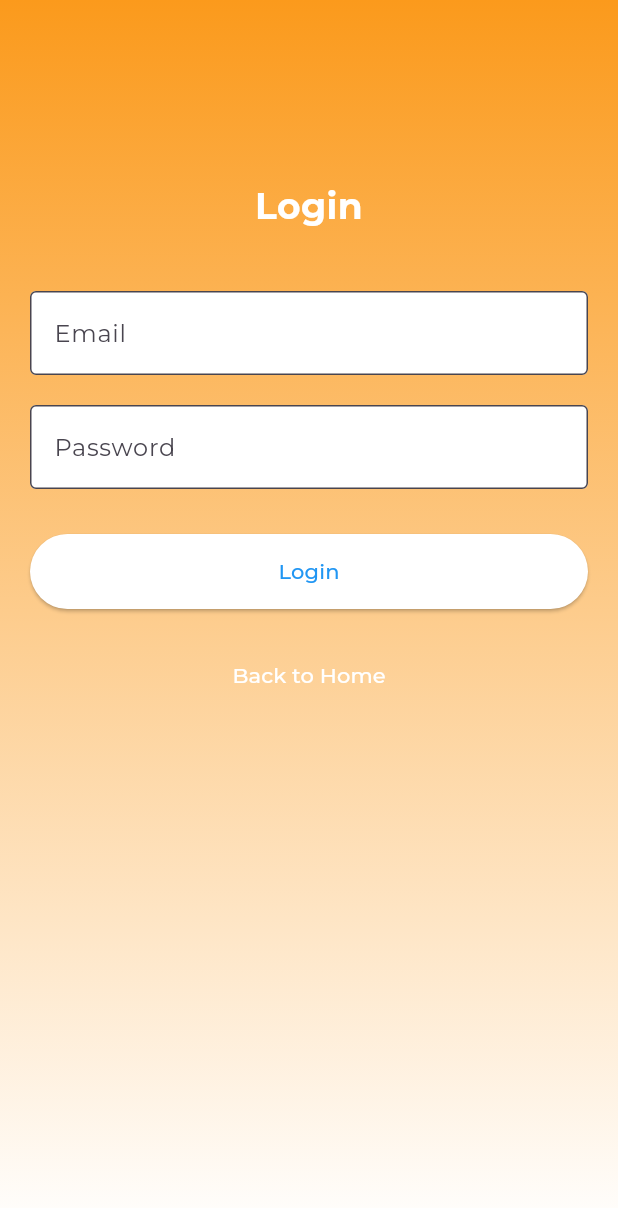
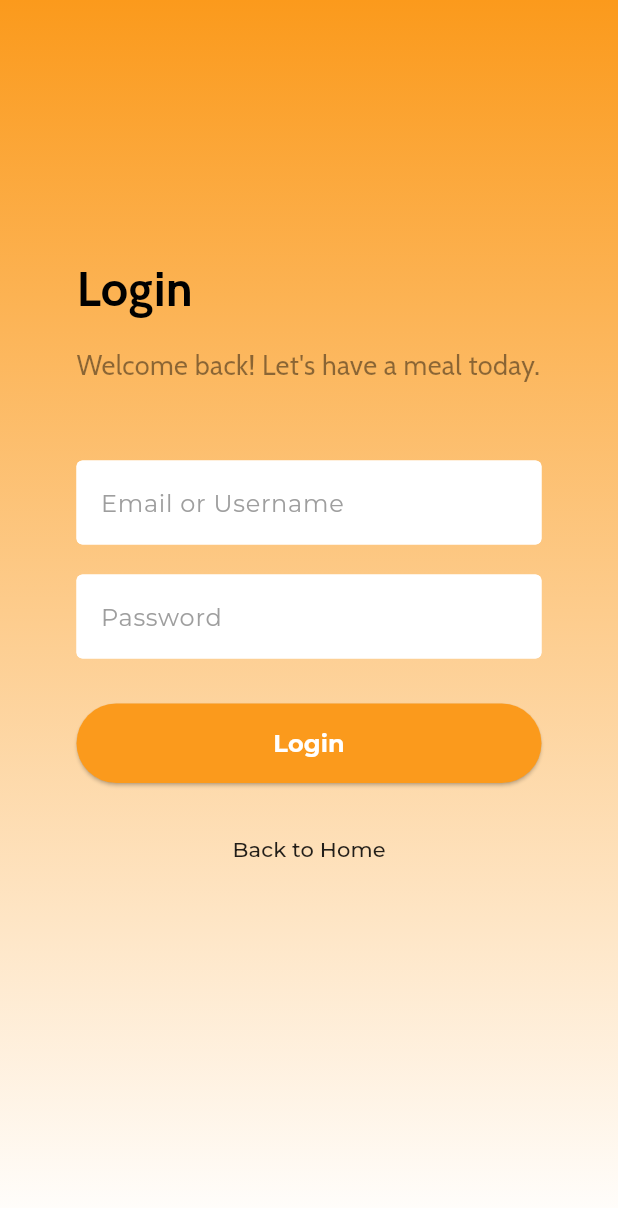
Before and after one commit to Cherrine/GinKaoYang, a Flutter app: the screen it shows after launch, after a tap on "Login", on a phone screen of 412 x 824 dp. Shown: the top 1208 px of the screen. Run offline on Flutter 3.47's test engine with Material 3 defaults, Android fonts, the phone set to English and light mode, and no system bars; drawn by our look-alikes of flutter_animate; our stand-ins replace google_fonts.

Commit message:
Update Login Page and Landing Page

```diff
--- a/ginkhaoyang/lib/components/input_textfield.dart
+++ b/ginkhaoyang/lib/components/input_textfield.dart
@@ -1,21 +1,26 @@
 import 'package:flutter/material.dart';
 
 class InputTextField extends StatelessWidget {
-  final controller;
+  final TextEditingController controller; // Ensure type is set for controller
   final String hintText;
   final bool obscureText;
+  final double? width; // Optional width parameter
 
   const InputTextField({
     super.key,
     required this.controller,
     required this.hintText,
     required this.obscureText,
+    this.width, // Add the optional width parameter
   });
 
   @override
   Widget build(BuildContext context) {
     return Padding(
-        padding: const EdgeInsets.symmetric(horizontal: 25.0),
+      padding: const EdgeInsets.symmetric(horizontal: 0),
+      child: Container(
+        width: width ??
+            double.infinity, // Use provided width or default to full width
         child: TextField(
           controller: controller,
           obscureText: obscureText,
@@ -29,7 +34,10 @@ class InputTextField extends StatelessWidget {
             fillColor: Colors.white,
             filled: true,
             hintText: hintText,
-              hintStyle: TextStyle(color: Colors.grey[500])),
-        ));
+            hintStyle: TextStyle(color: Colors.grey[500]),
+          ),
+        ),
+      ),
+    );
   }
 }
--- a/ginkhaoyang/lib/pages/landing_page.dart
+++ b/ginkhaoyang/lib/pages/landing_page.dart
@@ -4,6 +4,7 @@ import 'package:ginkhaoyang/components/register_button.dart';
 import 'package:flutter_animate/flutter_animate.dart';
 import 'package:ginkhaoyang/utils/fade_page_route.dart';
 import 'package:ginkhaoyang/pages/login_page.dart';
+import 'package:google_fonts/google_fonts.dart';
 
 class LandingPage extends StatelessWidget {
   const LandingPage({super.key});
@@ -46,10 +47,10 @@ class LandingPage extends StatelessWidget {
                       child: Column(
                         crossAxisAlignment: CrossAxisAlignment.start,
                         children: [
-                          const Text(
+                          Text(
                             'Welcome!',
-                            style: TextStyle(
-                              fontSize: 24,
+                            style: GoogleFonts.cabin(
+                              fontSize: 32,
                               fontWeight: FontWeight.bold,
                               color: Colors.black,
                             ),
@@ -58,10 +59,10 @@ class LandingPage extends StatelessWidget {
                               .fadeIn(duration: 500.ms, delay: 300.ms)
                               .moveY(begin: 50, end: 0),
                           const SizedBox(height: 15),
-                          const Text(
+                          Text(
                             'Satisfy your hunger with just a few taps. Sign in to get started!',
-                            style: TextStyle(
-                              fontSize: 16,
+                            style: GoogleFonts.cabin(
+                              fontSize: 18,
                               color: Colors.black54,
                             ),
                           )
--- a/ginkhaoyang/lib/pages/login_page.dart
+++ b/ginkhaoyang/lib/pages/login_page.dart
@@ -2,12 +2,20 @@ import 'package:flutter/material.dart';
 import 'package:flutter_animate/flutter_animate.dart';
 import 'package:ginkhaoyang/pages/landing_page.dart';
 import 'package:ginkhaoyang/utils/fade_page_route.dart';
+import 'package:ginkhaoyang/components/input_textfield.dart';
+import 'package:google_fonts/google_fonts.dart';
 
 class LoginPage extends StatelessWidget {
   const LoginPage({super.key});
 
   @override
   Widget build(BuildContext context) {
+    const double contentWidth = 350.0;
+
+    // Controllers for the input fields
+    final emailController = TextEditingController();
+    final passwordController = TextEditingController();
+
     return Scaffold(
       body: Center(
         child: Material(
@@ -23,40 +31,51 @@ class LoginPage extends StatelessWidget {
               ),
             ),
             child: SingleChildScrollView(
+              child: Center(
+                child: ConstrainedBox(
+                  constraints: const BoxConstraints(maxWidth: contentWidth),
                   child: Padding(
                     padding: const EdgeInsets.all(20.0),
                     child: Column(
                       mainAxisAlignment: MainAxisAlignment.center,
                       crossAxisAlignment: CrossAxisAlignment.stretch,
                       children: [
-                    const SizedBox(height: 100),
-                    const Text(
+                        const SizedBox(height: 150),
+                        Text(
                           'Login',
-                      style: TextStyle(
-                        fontSize: 24,
+                          style: GoogleFonts.cabin(
+                            // Custom font style for 'Login'
+                            fontSize: 32,
                             fontWeight: FontWeight.bold,
-                        color: Colors.white,
+                            color: Colors.black,
                           ),
-                      textAlign: TextAlign.center,
+                          textAlign: TextAlign.left,
+                        )
+                            .animate()
+                            .fadeIn(duration: 500.ms, delay: 300.ms)
+                            .moveX(begin: 50, end: 0),
+                        const SizedBox(height: 15),
+                        Text(
+                          'Welcome back! Let\'s have a meal today.',
+                          style: GoogleFonts.cabin(
+                            fontSize: 18,
+                            color: Colors.black45,
                           ),
-                    const SizedBox(height: 40),
-                    TextFormField(
-                      decoration: const InputDecoration(
-                        hintText: 'Email',
-                        filled: true,
-                        fillColor: Colors.white,
-                        border: OutlineInputBorder(),
-                      ),
+                        )
+                            .animate()
+                            .fadeIn(duration: 500.ms, delay: 300.ms)
+                            .moveX(begin: 50, end: 0),
+                        const SizedBox(height: 50),
+                        InputTextField(
+                          controller: emailController,
+                          hintText: 'Email or Username',
+                          obscureText: false,
                         ).animate().fadeIn(delay: 300.ms, duration: 500.ms),
                         const SizedBox(height: 20),
-                    TextFormField(
+                        InputTextField(
+                          controller: passwordController,
+                          hintText: 'Password',
                           obscureText: true,
-                      decoration: const InputDecoration(
-                        hintText: 'Password',
-                        filled: true,
-                        fillColor: Colors.white,
-                        border: OutlineInputBorder(),
-                      ),
                         ).animate().fadeIn(delay: 400.ms, duration: 500.ms),
                         const SizedBox(height: 30),
                         ElevatedButton(
@@ -64,16 +83,22 @@ class LoginPage extends StatelessWidget {
                             // Implement login logic here
                           },
                           style: ElevatedButton.styleFrom(
-                        backgroundColor: Colors.white,
-                        foregroundColor: Colors.blue,
+                            backgroundColor: const Color(0xFFFB9A1C),
+                            foregroundColor: Colors.white,
                             padding: const EdgeInsets.symmetric(vertical: 15),
                           ),
-                      child: const Text('Login'),
+                          child: const Text(
+                            'Login',
+                            style: TextStyle(
+                              fontWeight: FontWeight.bold,
+                              fontSize:
+                                  16, // You can adjust the font size as needed
+                            ),
+                          ),
                         ).animate().fadeIn(delay: 500.ms, duration: 500.ms),
                         const SizedBox(height: 20),
                         TextButton(
                           onPressed: () {
-                        // Navigate back to LandingPage with a simple fade-out transition
                             Navigator.of(context).pushReplacement(
                               FadePageRoute(
                                 builder: (context) => const LandingPage(),
@@ -82,7 +107,7 @@ class LoginPage extends StatelessWidget {
                           },
                           child: const Text(
                             'Back to Home',
-                        style: TextStyle(color: Colors.white),
+                            style: TextStyle(color: Colors.black87),
                           ),
                         ).animate().fadeIn(delay: 600.ms, duration: 500.ms),
                       ],
@@ -92,6 +117,8 @@ class LoginPage extends StatelessWidget {
               ),
             ),
           ),
+        ),
+      ),
     );
   }
 }
```
Lines whose indentation alone changed are shown as unchanged.
